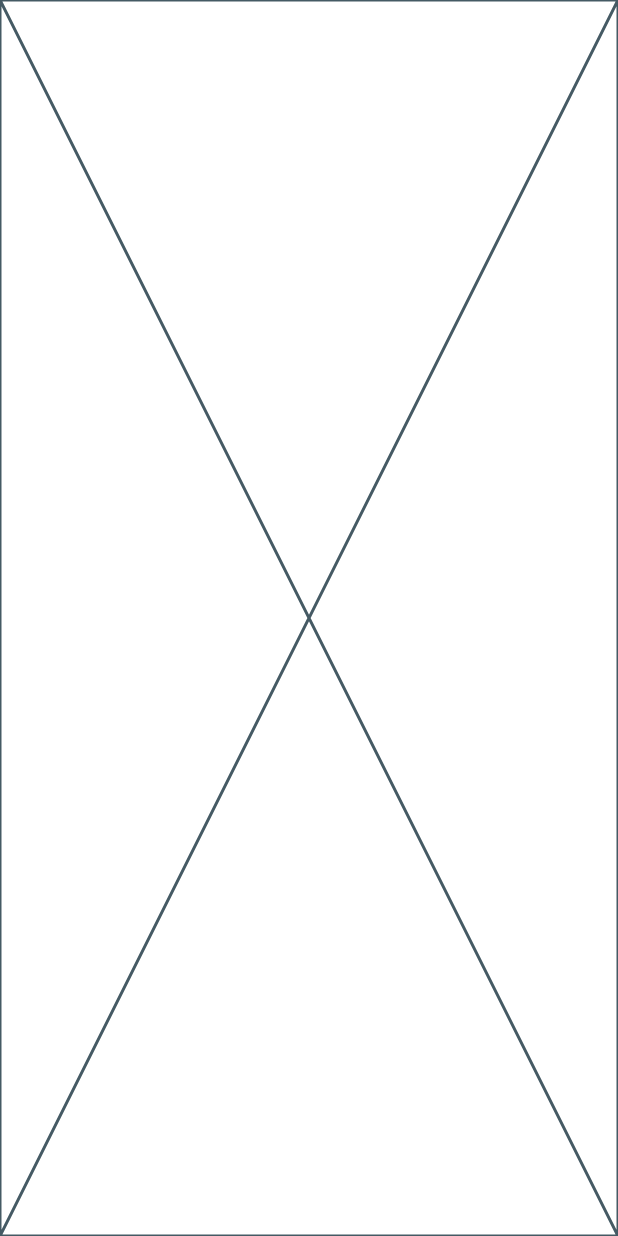
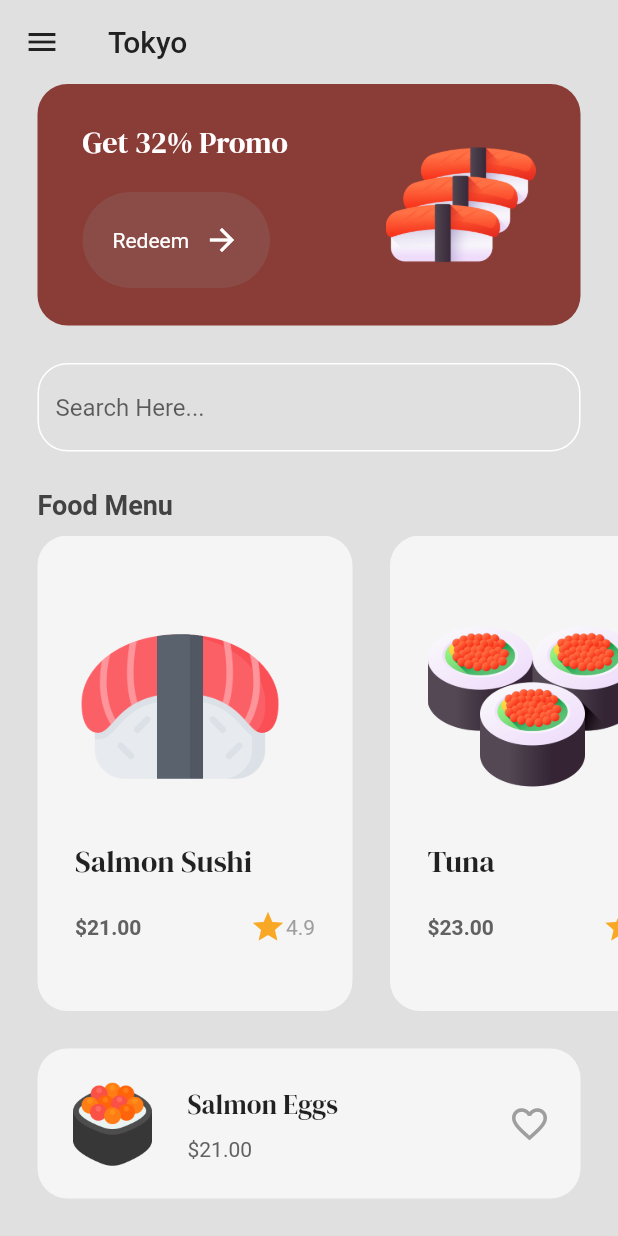
Before and after one commit to victor-imani/sushi_shop, a Flutter app: the screen it shows after launch, after a tap on "Get Started", on a phone screen of 412 x 824 dp. Run offline on Flutter 3.47's test engine with Material 2 defaults, Android fonts, the phone set to English and light mode, and no system bars; our stand-ins replace google_fonts.

Commit message:
Menu Page

```diff
--- a/lib/components/button.dart
+++ b/lib/components/button.dart
@@ -3,7 +3,7 @@ import 'package:flutter/material.dart';
 class MyButton extends StatelessWidget {
   final String text;
   final void Function()? tapFunction;
-  const MyButton({super.key, required this.text, this.tapFunction});
+  const MyButton({super.key, required this.text, required this.tapFunction});
 
   @override
   Widget build(BuildContext context) {
--- /dev/null
+++ b/lib/components/food_tile.dart
@@ -0,0 +1,72 @@
+import 'package:flutter/material.dart';
+import 'package:google_fonts/google_fonts.dart';
+import 'package:sushi_shop/models/food.dart';
+
+class FoodTile extends StatelessWidget {
+  final Food food;
+  final void Function()? onTap;
+  const FoodTile({
+    super.key,
+    required this.food,
+    required this.onTap,
+  });
+
+  @override
+  Widget build(BuildContext context) {
+    return GestureDetector(
+      onTap: onTap,
+      child: Container(
+        decoration: BoxDecoration(
+          color: Colors.grey.shade100,
+          borderRadius: BorderRadius.circular(20),
+        ),
+        margin: const EdgeInsets.only(left: 25),
+        padding: const EdgeInsets.all(25),
+        child: Column(
+          crossAxisAlignment: CrossAxisAlignment.start,
+          mainAxisAlignment: MainAxisAlignment.spaceEvenly,
+          children: [
+            // image
+            Image.asset(
+              food.imagePath,
+              height: 140,
+            ),
+
+            // text
+            Text(food.name,
+                style: GoogleFonts.dmSerifDisplay(
+                  fontSize: 20,
+                )),
+
+            // price + rating
+
+            SizedBox(
+              width: 160,
+              child: Row(
+                mainAxisAlignment: MainAxisAlignment.spaceBetween,
+                children: [
+                  // price
+                  Text(
+                    "\$${food.price}",
+                    style: TextStyle(
+                        fontWeight: FontWeight.bold,
+                        color: Colors.grey.shade700),
+                  ),
+
+                  // rating
+                  Row(
+                    children: [
+                      Icon(Icons.star, color: Colors.yellow.shade800),
+                      Text(food.rating,
+                          style: const TextStyle(color: Colors.grey)),
+                    ],
+                  ),
+                ],
+              ),
+            ),
+          ],
+        ),
+      ),
+    );
+  }
+}
--- /dev/null
+++ b/lib/models/food.dart
@@ -0,0 +1,18 @@
+class Food {
+  String name;
+  String price;
+  String imagePath;
+  String rating;
+
+  Food({
+    required this.name,
+    required this.price,
+    required this.imagePath,
+    required this.rating,
+  });
+
+  String get _name => name;
+  String get _price => price;
+  String get _imagePath => imagePath;
+  String get _rating => rating;
+}
--- a/lib/pages/intro_page.dart
+++ b/lib/pages/intro_page.dart
@@ -1,7 +1,7 @@
 import 'package:flutter/material.dart';
 import 'package:google_fonts/google_fonts.dart';
 import 'package:sushi_shop/components/button.dart';
-import 'package:sushi_shop/pages/menu_page.dart';
+
 
 class IntroPage extends StatelessWidget {
   const IntroPage({super.key});
--- a/lib/pages/menu_page.dart
+++ b/lib/pages/menu_page.dart
@@ -1,10 +1,196 @@
 import 'package:flutter/material.dart';
+import 'package:google_fonts/google_fonts.dart';
+import 'package:sushi_shop/components/button.dart';
+import 'package:sushi_shop/components/food_tile.dart';
+import 'package:sushi_shop/models/food.dart';
+import 'package:sushi_shop/theme/colors.dart';
 
-class MenuPage extends StatelessWidget {
+class MenuPage extends StatefulWidget {
   const MenuPage({super.key});
 
   @override
+  State<MenuPage> createState() => _MenuPageState();
+}
+
+class _MenuPageState extends State<MenuPage> {
+  // food menu
+
+  List foodMenu = [
+    Food(
+        name: "Salmon Sushi",
+        price: "21.00",
+        imagePath: "images/salmon_sushi.png",
+        rating: "4.9"),
+    Food(
+        name: "Tuna",
+        price: "23.00",
+        imagePath: "images/tuna.png",
+        rating: "4.3"),
+  ];
+  @override
   Widget build(BuildContext context) {
-    return const Placeholder();
+    return Scaffold(
+      backgroundColor: Colors.grey.shade300,
+      appBar: AppBar(
+        backgroundColor: Colors.transparent,
+        elevation: 0,
+        leading: Icon(
+          Icons.menu,
+          color: Colors.grey.shade900,
+        ),
+        title: Text(
+          'Tokyo',
+          style: TextStyle(color: Colors.grey.shade900),
+        ),
+      ),
+      body: Column(
+        crossAxisAlignment: CrossAxisAlignment.start,
+        children: [
+          // promo banner
+
+          Container(
+            decoration: BoxDecoration(
+              color: primaryColor,
+              borderRadius: BorderRadius.circular(20),
+            ),
+            margin: const EdgeInsets.symmetric(horizontal: 25),
+            padding: const EdgeInsets.symmetric(vertical: 25, horizontal: 30),
+            child: Row(
+              mainAxisAlignment: MainAxisAlignment.spaceBetween,
+              children: [
+                Column(
+                  crossAxisAlignment: CrossAxisAlignment.start,
+                  children: [
+                    // promo message
+                    Text("Get 32% Promo",
+                        style: GoogleFonts.dmSerifDisplay(
+                          fontSize: 20,
+                          color: Colors.white,
+                        )),
+
+                    const SizedBox(
+                      height: 20,
+                    ),
+                    // redeem button
+                    MyButton(
+                      text: "Redeem",
+                      tapFunction: () {},
+                    ),
+                  ],
+                ),
+                // image
+                Image.asset(
+                  'images/many_sushi.png',
+                  height: 100,
+                ),
+              ],
+            ),
+          ),
+
+          const SizedBox(
+            height: 25,
+          ),
+
+          // search bar
+          Padding(
+            padding: const EdgeInsets.symmetric(horizontal: 25.0),
+            child: TextField(
+              decoration: InputDecoration(
+                  focusedBorder: OutlineInputBorder(
+                      borderSide: const BorderSide(color: Colors.white),
+                      borderRadius: BorderRadius.circular(20)),
+                  enabledBorder: OutlineInputBorder(
+                    borderSide: const BorderSide(color: Colors.white),
+                    borderRadius: BorderRadius.circular(20),
+                  ),
+                  hintText: "Search Here..."),
+            ),
+          ),
+          const SizedBox(
+            height: 25,
+          ),
+          // menu list
+          Padding(
+            padding: const EdgeInsets.symmetric(horizontal: 25.0),
+            child: Text(
+              "Food Menu",
+              style: TextStyle(
+                  fontWeight: FontWeight.bold,
+                  color: Colors.grey.shade800,
+                  fontSize: 18),
+            ),
+          ),
+
+          const SizedBox(
+            height: 10,
+          ),
+
+          Expanded(
+            child: ListView.builder(
+              scrollDirection: Axis.horizontal,
+              itemCount: foodMenu.length,
+              itemBuilder: (context, index) => FoodTile(
+                food: foodMenu[index],
+                onTap: () {},
+              ),
+            ),
+          ),
+          const SizedBox(
+            height: 25,
+          ),
+
+          // popular food
+          Container(
+            decoration: BoxDecoration(
+              color: Colors.grey.shade100,
+              borderRadius: BorderRadius.circular(20),
+            ),
+            margin: const EdgeInsets.only(left: 25, right: 25, bottom: 25),
+            padding: const EdgeInsets.all(20),
+            child: Row(
+              mainAxisAlignment: MainAxisAlignment.spaceBetween,
+              children: [
+                Row(
+                  children: [
+                    // image
+                    Image.asset(
+                      'images/salmon_eggs.png',
+                      height: 60,
+                    ),
+
+                    const SizedBox(width: 20),
+
+                    // name and price
+                    Column(
+                      crossAxisAlignment: CrossAxisAlignment.start,
+                      children: [
+                        // name
+                        Text("Salmon Eggs",
+                            style: GoogleFonts.dmSerifDisplay(fontSize: 18)),
+
+                        const SizedBox(
+                          height: 10,
+                        ),
+
+                        //price
+                        Text("\$21.00",
+                            style: TextStyle(color: Colors.grey.shade700))
+                      ],
+                    ),
+                  ],
+                ),
+
+                // heart
+                Icon(
+                  Icons.favorite_outline,
+                  color: Colors.grey,
+                  size: 28,
+                )
+              ],
+            ),
+          ),
+        ],
+      ),
+    );
   }
 }
--- /dev/null
+++ b/lib/theme/colors.dart
@@ -0,0 +1,3 @@
+import 'package:flutter/material.dart';
+
+var primaryColor = const Color.fromARGB(255, 138, 60, 55);
```
